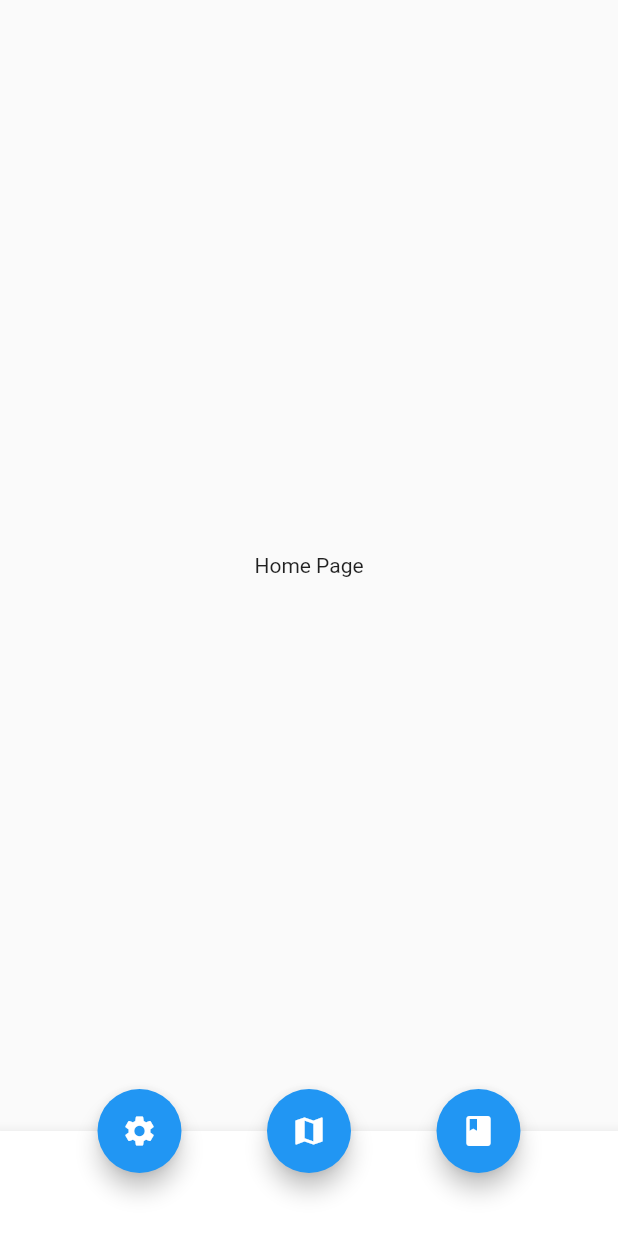
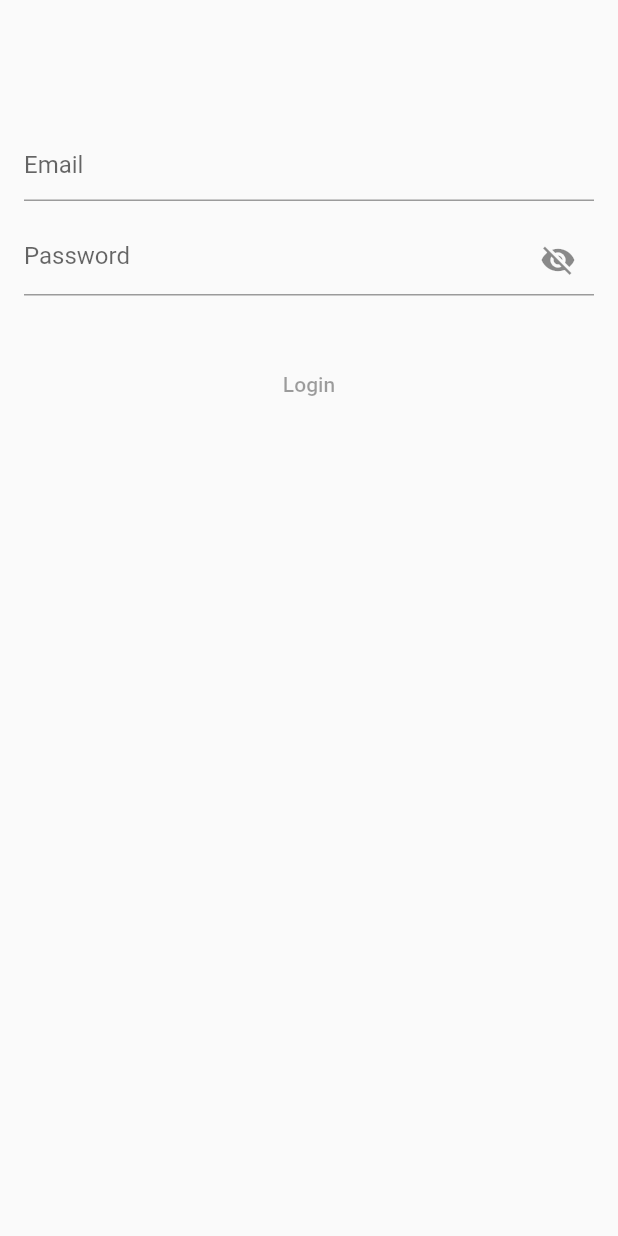
Before and after one commit to baileysp/humanaty, a Flutter app: the screen it shows after launch, on a phone screen of 412 x 824 dp. Run offline on Flutter 3.47's test engine with Material 2 defaults, Android fonts, the phone set to English and light mode, and no system bars.

Commit message:
Added basic login screen
-changed Design to Pallete

```diff
--- a/lib/common/design.dart
+++ b/lib/common/design.dart
@@ -1,6 +1,6 @@
 import 'package:flutter/material.dart';
 
-class Design {
+class Pallete {
   ///Example color palette, delete when we have ours
   static Color blueSky = Color(0xFF068FFA);
   static Color greenLand = Color(0xFF89ED91);
--- a/lib/main.dart
+++ b/lib/main.dart
@@ -1,5 +1,5 @@
 import 'package:flutter/material.dart';
-
+import 'package:humanaty/common/design.dart';
 import 'package:humanaty/routes/_router.dart';
 
 void main() => runApp(Main());
@@ -9,15 +9,23 @@ class Main extends StatelessWidget {
   Widget build(BuildContext context) {
     return MaterialApp(
       title: "Humanaty",
+      theme: ThemeData(
+        //primaryColor:
+      ),
+
+
+
+
+
       /*
       TODO:
       Check to see if there is an account logged in to decide whether to navigate to
       Home or Login
       */
-      initialRoute: '/',
+      initialRoute: '/login',
       routes: {
         '/': (context) => Home(),
-        '/login': (context) => Login(),
+        '/login': (context) => LoginPage(),
         '/map': (context) => Map(),
         '/settings': (context) => Settings(),
         '/events': (context) => Events(),
--- /dev/null
+++ b/lib/routes/login/login.dart
@@ -0,0 +1,96 @@
+import 'package:flutter/material.dart';
+import 'package:humanaty/common/design.dart';
+
+class LoginPage extends StatefulWidget {
+  LoginPage({Key key}) : super(key: key);
+
+  @override
+  _LoginPageState createState() => _LoginPageState();
+}
+
+class _LoginPageState extends State<LoginPage>{
+  final _signInFormKey = new GlobalKey<FormState>();
+  bool _passwordObscured;
+
+  @override
+  void initState(){
+    _passwordObscured = true;
+    super.initState();
+    //pasword visibility false
+  }
+
+  @override
+  Widget build(BuildContext context){
+    return new Scaffold(
+      body: Container(
+        child:loginForm()
+      )
+    );
+  }
+
+  Widget loginForm(){
+    return Container(
+      padding: EdgeInsets.all(16.0),
+      child: Form(
+        key: _signInFormKey,
+        child: ListView(
+          shrinkWrap: true,
+          children: <Widget>[
+            usernameField(),
+            passwordField(),
+            loginButton()
+          ],
+        )
+      )
+    );
+  }
+
+  Widget usernameField(){
+    return Padding(
+      padding: const EdgeInsets.fromLTRB(0, 70, 0, 0),
+      child: TextFormField(
+        keyboardType: TextInputType.emailAddress,
+        decoration: InputDecoration(
+         hintText: "Email"
+        )
+      )
+    );
+  }
+
+  Widget passwordField(){
+    return Padding(
+      padding: const EdgeInsets.fromLTRB(0, 15, 0, 0),
+      child: TextFormField(
+        obscureText: _passwordObscured,
+        decoration: InputDecoration(
+          hintText: "Password",
+          suffixIcon: IconButton(
+            icon: Icon(_passwordObscured? Icons.visibility_off : Icons.visibility),
+            onPressed:(){
+              setState(() {
+                _passwordObscured = !_passwordObscured;
+              });
+            },
+          )
+        )
+      )
+    );
+  }
+
+  Widget loginButton(){
+    return Padding(
+      padding: EdgeInsets.fromLTRB(0, 35.0, 0, 0),
+      child: FlatButton(
+        color: Colors.lightGreen,
+
+        child: Text(
+          "Login"
+        )
+      )
+    );
+  }
+
+
+
+
+}
--- a/pubspec.yaml
+++ b/pubspec.yaml
@@ -29,6 +29,9 @@ dependencies:
   # For example, to use Firebase Authentication and Cloud Firestore
   firebase_auth: ^0.14.0+5
   cloud_firestore: ^0.12.9+5
+
+  # Add the dependecies for Google SignIn, necessary for firebaseAuth plugin
+  google_sign_in: ^4.1.1
 
 dev_dependencies:
   flutter_test:
```
Also changed, not shown: lib/routes/_router.dart (+6 -6 lines), lib/routes/login.dart (deleted, +0 -15 lines), lib/routes/events/events.dart (renamed from lib/routes/events.dart), lib/routes/home/home.dart (renamed from lib/routes/home.dart), lib/routes/map/map.dart (renamed from lib/routes/map.dart), lib/routes/register/register.dart (renamed from lib/routes/register.dart), lib/routes/settings/settings.dart (renamed from lib/routes/settings.dart), pubspec.lock.
